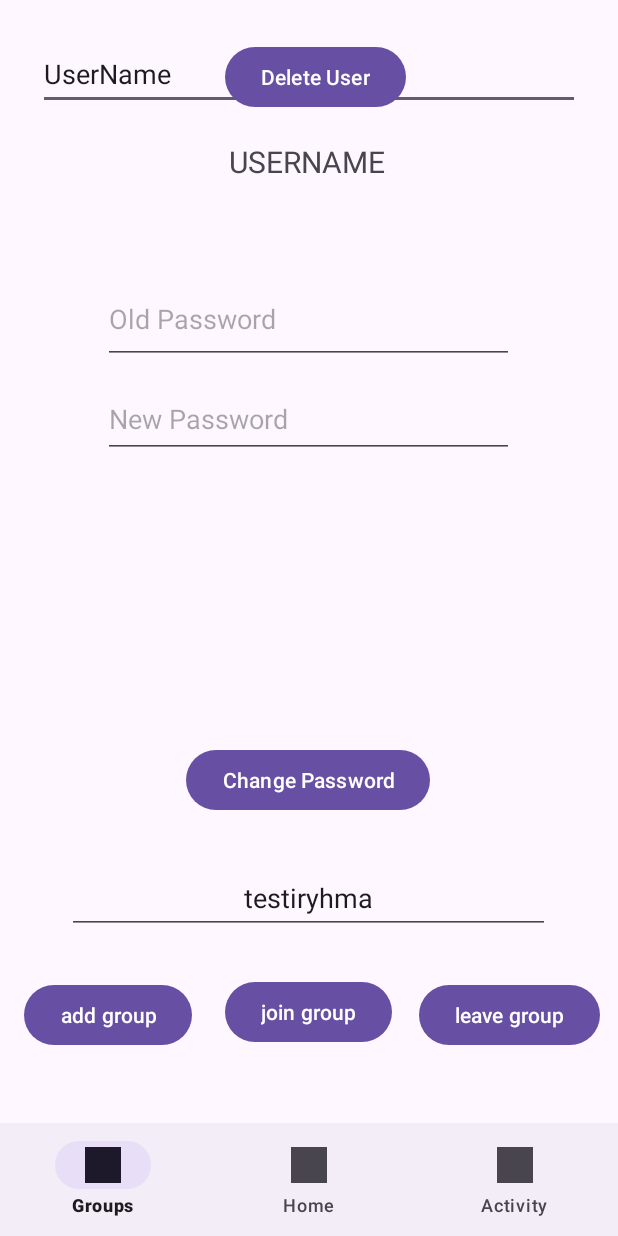
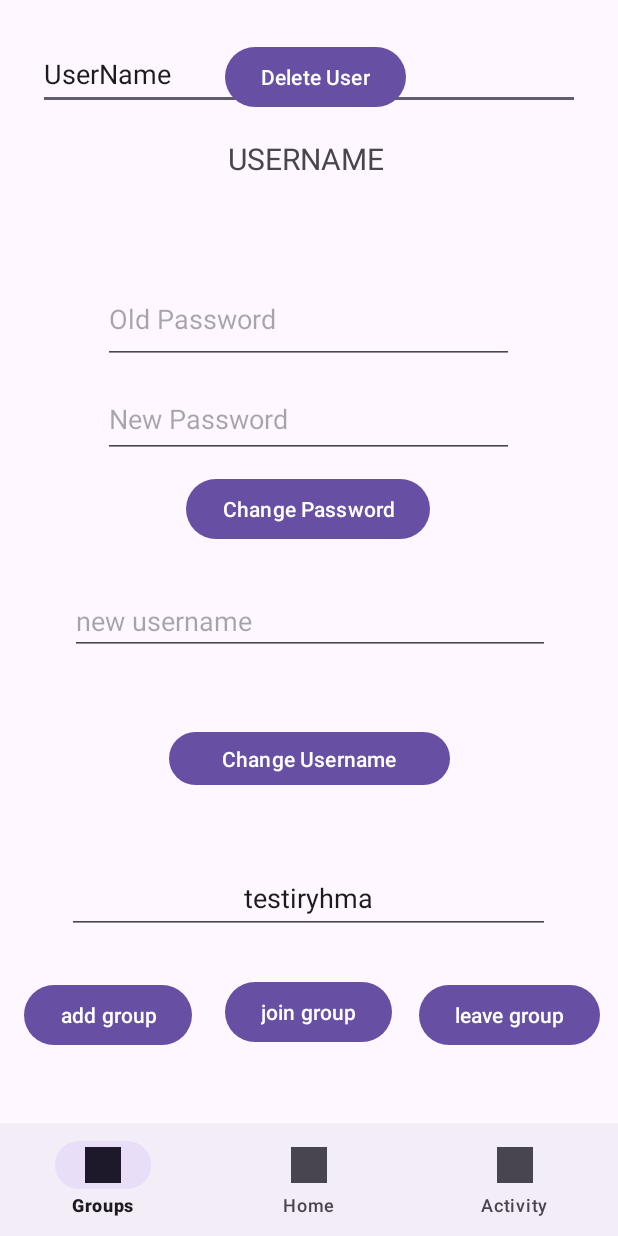
Before and after one commit to RauliYoung/OTP-1, an Android app: the fragment ActivityFragment placed in its activity, after a tap on "join group", on a phone screen of 412 x 824 dp. Run offline under Robolectric (Android 15) with nearby library versions, the phone set to English and light mode, and no system bars; our stand-ins replace Firebase (no records; nobody signed in at launch, a user with empty details on screens opened directly).

Commit message:
Username change works

```diff
--- a/app/src/main/java/com/example/opt_1/control/Controller.java
+++ b/app/src/main/java/com/example/opt_1/control/Controller.java
@@ -24,6 +24,11 @@ public class Controller implements IModeltoView,IViewtoModel {
     @Override
     public void changePassword(String oldPassword, String newPassword) {
         database.changePassword(oldPassword,newPassword);
+    }
+
+    @Override
+    public void changeUsername(String newUsername) {
+        database.checkIfUsernameExist(newUsername);
     }
 
     @Override
--- a/app/src/main/java/com/example/opt_1/control/IViewtoModel.java
+++ b/app/src/main/java/com/example/opt_1/control/IViewtoModel.java
@@ -8,6 +8,7 @@ public interface IViewtoModel {
     void setLoginInformation(String emailInput,String password);
     void userLogin();
     void changePassword(String oldPassword, String newPassword);
+    void changeUsername(String newUsername);
     void startActivity(ActivityFragment fragment);
     void removeUser();
     void stopActivity();
--- a/app/src/main/java/com/example/opt_1/model/IDAO.java
+++ b/app/src/main/java/com/example/opt_1/model/IDAO.java
@@ -1,14 +1,13 @@
 package com.example.opt_1.model;
 
-import com.google.android.gms.tasks.Task;
 import com.google.firebase.auth.FirebaseAuth;
 import com.google.firebase.firestore.FirebaseFirestore;
-import com.google.firebase.firestore.QuerySnapshot;
 
 public interface IDAO {
     void createUser(User user, CRUDCallbacks callBack) ;
     void removeUser();
     void changePassword(String oldPassword, String newPassword);
+    void checkIfUsernameExist(String newUsername);
     void loginUser(String email, String password);
     void addNewGroupToDatabase(String groupName);
     void addUserToTheGroup(String groupOwnerEmail);
--- a/app/src/main/java/com/example/opt_1/view/GroupActivityTest.java
+++ b/app/src/main/java/com/example/opt_1/view/GroupActivityTest.java
@@ -17,14 +17,16 @@ import com.example.opt_1.R;
 import com.example.opt_1.control.Controller;
 import com.example.opt_1.control.CurrentUserInstance;
 
+import java.util.Objects;
+
 
 public class GroupActivityTest extends Fragment {
-    private Button addGroupBtn, joinGroupBtn, leaveGroupBtn, removeUserBtn, changePasswordBtn;
-    private EditText groupNameInput, oldPasswordInput,newPasswordInput;
+    private Button addGroupBtn, joinGroupBtn, leaveGroupBtn, removeUserBtn, changePasswordBtn, changeUsernameBtn;
+    private EditText groupNameInput, oldPasswordInput,newPasswordInput, newUsernameInput;
     private TextView  usernameTextField;
     private Controller controller;
     private View view;
-    private String groupName, oldPassword,newPassword;
+    private String groupName, oldPassword,newPassword, newUsername, oldUsername;
     private CurrentUserInstance userInstance = CurrentUserInstance.getINSTANCE();
     public GroupActivityTest() {
         controller = new Controller();
@@ -46,11 +48,13 @@ public class GroupActivityTest extends Fragment {
         leaveGroupBtn = view.findViewById(R.id.leaveGroupButton);
         removeUserBtn = view.findViewById(R.id.removeUserButton);
         changePasswordBtn = view.findViewById(R.id.changePasswordBtn);
+        changeUsernameBtn = view.findViewById(R.id.changeUsernameBtn);
         //Set input references
         groupNameInput = view.findViewById(R.id.groupNameInput);
         usernameTextField = view.findViewById(R.id.usernameTextField);
         oldPasswordInput = view.findViewById(R.id.oldPasswordInputField);
         newPasswordInput = view.findViewById(R.id.newPasswordInputField);
+        newUsernameInput = view.findViewById(R.id.newUsernameInputField);
         usernameTextField.setText(userInstance.getCurrentUser().getUsername());
 
         groupNameInput.setOnFocusChangeListener(new View.OnFocusChangeListener() {
@@ -164,6 +168,41 @@ public class GroupActivityTest extends Fragment {
                 controller.changePassword(oldPassword,newPassword);
             }
         });
+        newUsernameInput.setOnFocusChangeListener(new View.OnFocusChangeListener() {
+            @Override
+            public void onFocusChange(View view, boolean focused) {
+                newUsernameInput.addTextChangedListener(new TextWatcher() {
+                    @Override
+                    public void beforeTextChanged(CharSequence charSequence, int i, int i1, int i2) {
+                        oldPassword = userInstance.getCurrentUser().getUsername();
+                    }
+
+                    @Override
+                    public void onTextChanged(CharSequence charSequence, int i, int i1, int i2) {
+
+                    }
+
+                    @Override
+                    public void afterTextChanged(Editable editable) {
+                        newUsername = newUsernameInput.getText().toString();
+                        System.out.println("New username: " + newUsername);
+                    }
+                });
+                if (!focused) {
+                    if (newUsernameInput.getText().length() == 0) {
+                        newUsernameInput.setText(newUsernameInput.getHint());
+                    }
+                }
+            }
+        });
+        changeUsernameBtn.setOnClickListener(new View.OnClickListener() {
+            @Override
+            public void onClick(View view) {
+                if(!Objects.equals(newUsername, oldUsername)){
+                    controller.changeUsername(newUsername);
+                }
+            }
+        });
         return view;
     }
 }
--- a/app/src/main/res/layout/fragment_group_activity_test.xml
+++ b/app/src/main/res/layout/fragment_group_activity_test.xml
@@ -56,6 +56,19 @@
         app:layout_constraintTop_toTopOf="parent"
         app:layout_constraintVertical_bias="0.954" />
 
+    <EditText
+        android:id="@+id/newUsernameInputField"
+        android:layout_width="320dp"
+        android:layout_height="40dp"
+        android:hint="new username"
+        android:inputType="text"
+        app:layout_constraintBottom_toBottomOf="parent"
+        app:layout_constraintEnd_toEndOf="parent"
+        app:layout_constraintHorizontal_bias="0.505"
+        app:layout_constraintStart_toStartOf="parent"
+        app:layout_constraintTop_toTopOf="parent"
+        app:layout_constraintVertical_bias="0.56" />
+
     <Button
         android:id="@+id/removeUserButton"
         android:layout_width="wrap_content"
@@ -78,12 +91,12 @@
         app:layout_constraintHorizontal_bias="0.497"
         app:layout_constraintStart_toStartOf="parent"
         app:layout_constraintTop_toTopOf="parent"
-        app:layout_constraintVertical_bias="0.708" />
+        app:layout_constraintVertical_bias="0.45" />
 
     <TextView
         android:id="@+id/usernameTextField"
-        android:layout_width="321dp"
-        android:layout_height="35dp"
+        android:layout_width="277dp"
+        android:layout_height="51dp"
         android:text="Username"
         android:textAlignment="center"
         android:textAllCaps="true"
@@ -123,4 +136,15 @@
         app:layout_constraintTop_toTopOf="parent"
         app:layout_constraintVertical_bias="0.364" />
 
+    <Button
+        android:id="@+id/changeUsernameBtn"
+        android:layout_width="187dp"
+        android:layout_height="43dp"
+        android:text="Change Username"
+        app:layout_constraintBottom_toTopOf="@+id/groupNameInput"
+        app:layout_constraintEnd_toEndOf="parent"
+        app:layout_constraintStart_toStartOf="parent"
+        app:layout_constraintTop_toBottomOf="@+id/newUsernameInputField" />
+
+
 </androidx.constraintlayout.widget.ConstraintLayout>
```
Also changed, not shown: app/src/main/java/com/example/opt_1/model/DAO.java (+49 -13 lines).
